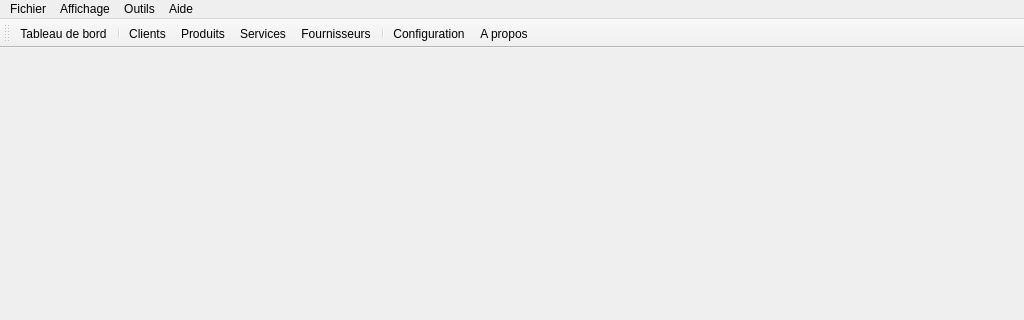
Old version of the form src/mainwindow.ui in the repository cfdev/mcercle; both pictures show x 0 to 1024 and y 0 to 320 of the 1024 by 768 pixel window.
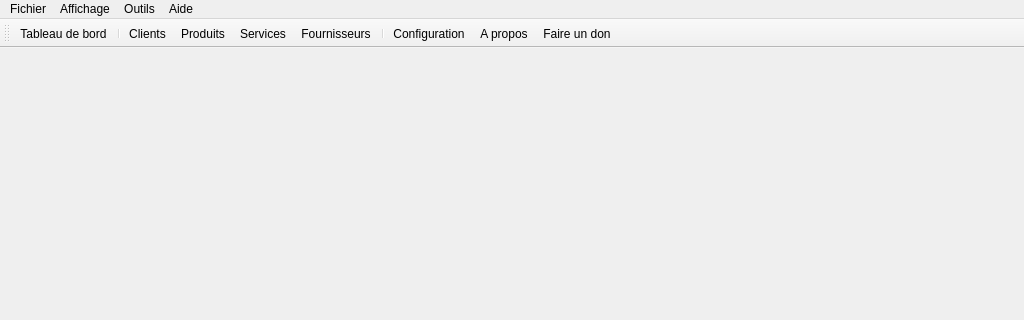
New version of the form. Icons and pictures are not drawn.

Commit message: Ajout d'un lien pour les Dons

```diff
--- a/src/mainwindow.ui
+++ b/src/mainwindow.ui
@@ -123,6 +123,7 @@
    <addaction name="separator"/>
    <addaction name="actionConfiguration"/>
    <addaction name="actionA_propos"/>
+   <addaction name="action"/>
   </widget>
   <widget class="QStatusBar" name="statusBar"/>
   <action name="actionQuitter">
@@ -298,6 +299,21 @@
     <string>Ouvrir le dossier où se trouve la base de données</string>
    </property>
   </action>
+  <action name="action">
+   <property name="icon">
+    <iconset resource="../ressources.qrc">
+     <normaloff>:/app/don1</normaloff>:/app/don1</iconset>
+   </property>
+   <property name="text">
+    <string>Faire un don</string>
+   </property>
+   <property name="iconText">
+    <string>Faire un don</string>
+   </property>
+   <property name="toolTip">
+    <string>&lt;html&gt;&lt;head/&gt;&lt;body&gt;&lt;p align=&quot;center&quot;&gt;&lt;span style=&quot; font-size:9pt;&quot;&gt;mcercle vous aide dans votre activit&amp;eacute;.&lt;/span&gt;&lt;/p&gt;&lt;p align=&quot;center&quot;&gt;&lt;span style=&quot; font-size:9pt; font-weight:600; color:#815a0c;&quot;&gt;Aidez moi &amp;agrave; continuer en faisant un don.&lt;/span&gt;&lt;/p&gt;&lt;p align=&quot;center&quot;&gt;&lt;span style=&quot; font-size:12pt; font-weight:600; color:#815a0c;&quot;&gt;MERCI&lt;/span&gt;&lt;/p&gt;&lt;/body&gt;&lt;/html&gt;</string>
+   </property>
+  </action>
  </widget>
  <layoutdefault spacing="6" margin="11"/>
  <resources>
```
The commit also changes 2 other files.
